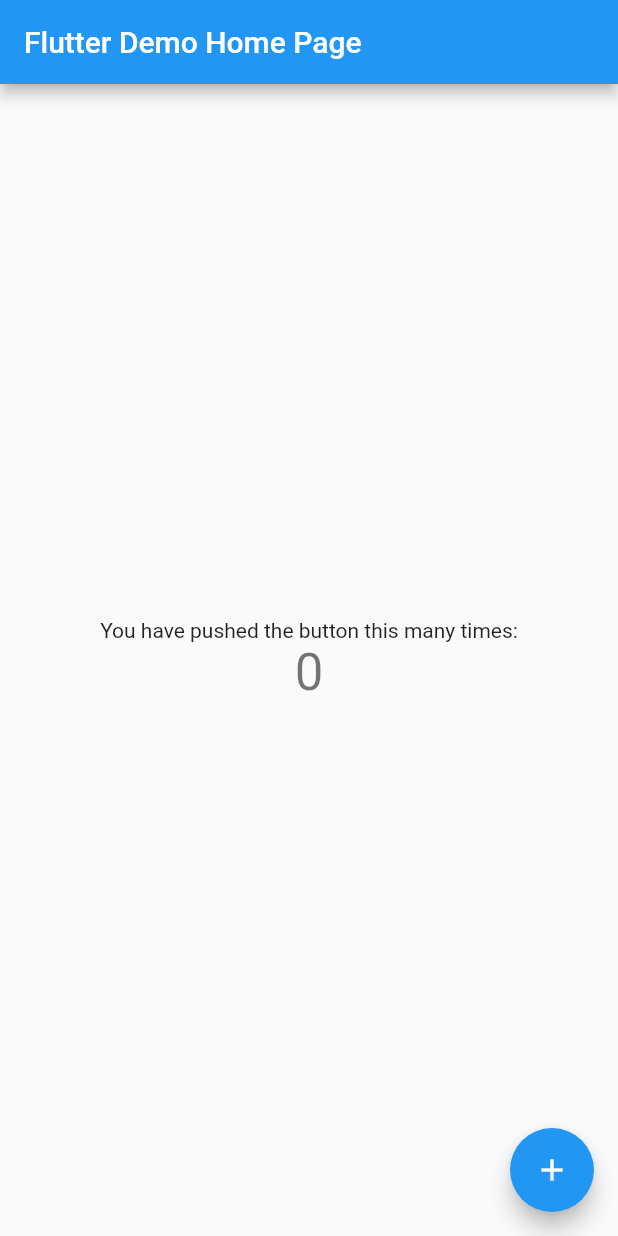
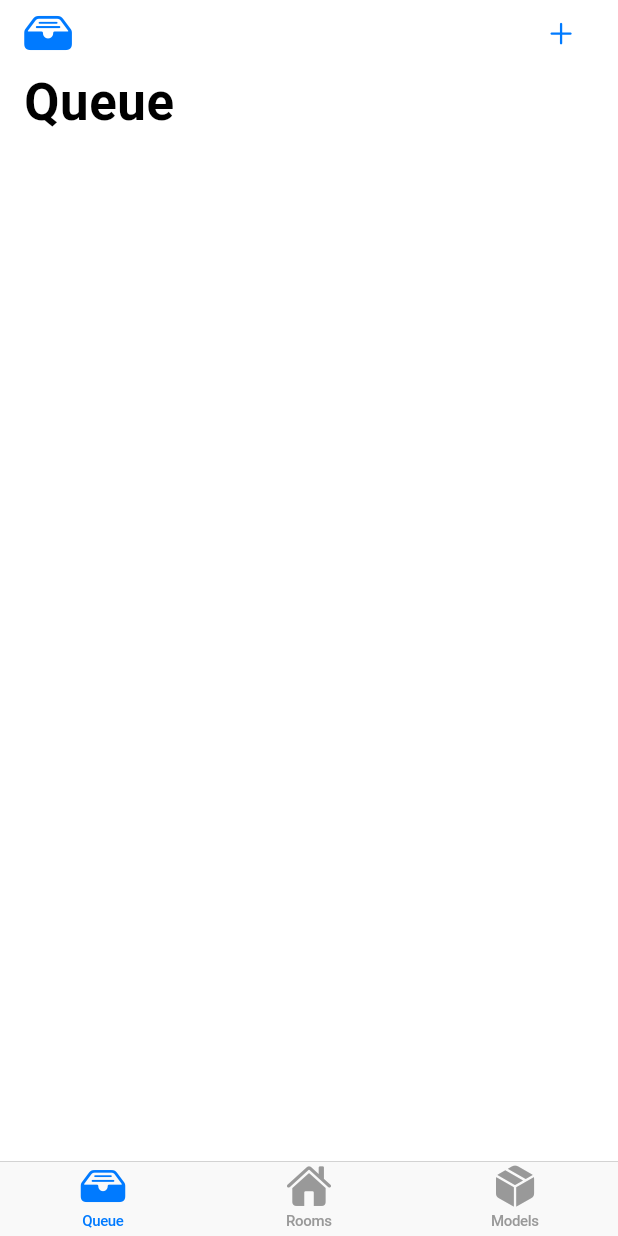
Before and after one commit to MixedRealityETHZ/vrra-mobile, a Flutter app: the screen it shows after launch, on a phone screen of 412 x 824 dp. Run offline on Flutter 3.47's test engine with Material 2 defaults, Android fonts, the phone set to English and light mode, and no system bars; our stand-ins replace file_picker.

Commit message:
feat: queue tab; task form

```diff
--- a/lib/main.dart
+++ b/lib/main.dart
@@ -1,4 +1,7 @@
+import 'package:flutter/cupertino.dart';
 import 'package:flutter/material.dart';
+
+import 'widgets/home_page.dart';
 
 void main() {
   runApp(const MyApp());
@@ -10,106 +13,10 @@
   // This widget is the root of your application.
   @override
   Widget build(BuildContext context) {
-    return MaterialApp(
-      title: 'Flutter Demo',
-      theme: ThemeData(
-        // This is the theme of your application.
-        //
-        // Try running your application with "flutter run". You'll see the
-        // application has a blue toolbar. Then, without quitting the app, try
-        // changing the primarySwatch below to Colors.green and then invoke
-        // "hot reload" (press "r" in the console where you ran "flutter run",
-        // or simply save your changes to "hot reload" in a Flutter IDE).
-        // Notice that the counter didn't reset back to zero; the application
-        // is not restarted.
-        primarySwatch: Colors.blue,
-      ),
-      home: const MyHomePage(title: 'Flutter Demo Home Page'),
+    return CupertinoApp(
+      title: 'VRRA',
+      theme: CupertinoThemeData(brightness: Brightness.light),
+      home: const HomePage(),
     );
   }
 }
-
-class MyHomePage extends StatefulWidget {
-  const MyHomePage({super.key, required this.title});
-
-  // This widget is the home page of your application. It is stateful, meaning
-  // that it has a State object (defined below) that contains fields that affect
-  // how it looks.
-
-  // This class is the configuration for the state. It holds the values (in this
-  // case the title) provided by the parent (in this case the App widget) and
-  // used by the build method of the State. Fields in a Widget subclass are
-  // always marked "final".
-
-  final String title;
-
-  @override
-  State<MyHomePage> createState() => _MyHomePageState();
-}
-
-class _MyHomePageState extends State<MyHomePage> {
-  int _counter = 0;
-
-  void _incrementCounter() {
-    setState(() {
-      // This call to setState tells the Flutter framework that something has
-      // changed in this State, which causes it to rerun the build method below
-      // so that the display can reflect the updated values. If we changed
-      // _counter without calling setState(), then the build method would not be
-      // called again, and so nothing would appear to happen.
-      _counter++;
-    });
-  }
-
-  @override
-  Widget build(BuildContext context) {
-    // This method is rerun every time setState is called, for instance as done
-    // by the _incrementCounter method above.
-    //
-    // The Flutter framework has been optimized to make rerunning build methods
-    // fast, so that you can just rebuild anything that needs updating rather
-    // than having to individually change instances of widgets.
-    return Scaffold(
-      appBar: AppBar(
-        // Here we take the value from the MyHomePage object that was created by
-        // the App.build method, and use it to set our appbar title.
-        title: Text(widget.title),
-      ),
-      body: Center(
-        // Center is a layout widget. It takes a single child and positions it
-        // in the middle of the parent.
-        child: Column(
-          // Column is also a layout widget. It takes a list of children and
-          // arranges them vertically. By default, it sizes itself to fit its
-          // children horizontally, and tries to be as tall as its parent.
-          //
-          // Invoke "debug painting" (press "p" in the console, choose the
-          // "Toggle Debug Paint" action from the Flutter Inspector in Android
-          // Studio, or the "Toggle Debug Paint" command in Visual Studio Code)
-          // to see the wireframe for each widget.
-          //
-          // Column has various properties to control how it sizes itself and
-          // how it positions its children. Here we use mainAxisAlignment to
-          // center the children vertically; the main axis here is the vertical
-          // axis because Columns are vertical (the cross axis would be
-          // horizontal).
-          mainAxisAlignment: MainAxisAlignment.center,
-          children: <Widget>[
-            const Text(
-              'You have pushed the button this many times:',
-            ),
-            Text(
-              '$_counter',
-              style: Theme.of(context).textTheme.headline4,
-            ),
-          ],
-        ),
-      ),
-      floatingActionButton: FloatingActionButton(
-        onPressed: _incrementCounter,
-        tooltip: 'Increment',
-        child: const Icon(Icons.add),
-      ), // This trailing comma makes auto-formatting nicer for build methods.
-    );
-  }
-}
--- /dev/null
+++ b/lib/widgets/home_page.dart
@@ -0,0 +1,55 @@
+import 'package:flutter/cupertino.dart';
+import 'package:vrra_flutter/widgets/queue_tab.dart';
+
+class HomePage extends StatelessWidget {
+  const HomePage({Key? key}) : super(key: key);
+
+  @override
+  Widget build(BuildContext context) {
+    return CupertinoTabScaffold(
+      tabBar: CupertinoTabBar(
+        items: const <BottomNavigationBarItem>[
+          BottomNavigationBarItem(
+            icon: Icon(CupertinoIcons.tray_full_fill),
+            label: 'Queue',
+          ),
+          BottomNavigationBarItem(
+            icon: Icon(CupertinoIcons.house_fill),
+            label: 'Rooms',
+          ),
+          BottomNavigationBarItem(
+            icon: Icon(CupertinoIcons.cube_box_fill),
+            label: 'Models',
+          ),
+        ],
+      ),
+      tabBuilder: (context, index) {
+        late final CupertinoTabView returnValue;
+        switch (index) {
+          case 0:
+            returnValue = CupertinoTabView(builder: (context) {
+              return const CupertinoPageScaffold(
+                child: QueueTab(),
+              );
+            });
+            break;
+          case 1:
+            returnValue = CupertinoTabView(builder: (context) {
+              return const CupertinoPageScaffold(
+                child: QueueTab(),
+              );
+            });
+            break;
+          case 2:
+            returnValue = CupertinoTabView(builder: (context) {
+              return const CupertinoPageScaffold(
+                child: QueueTab(),
+              );
+            });
+            break;
+        }
+        return returnValue;
+      },
+    );
+  }
+}
--- /dev/null
+++ b/lib/widgets/queue_tab.dart
@@ -0,0 +1,75 @@
+import 'package:file_picker/file_picker.dart';
+import 'package:flutter/cupertino.dart';
+import 'package:vrra_flutter/models/queue.dart';
+
+import '../api.dart';
+import 'task_form_page.dart';
+
+class QueueTab extends StatefulWidget {
+  const QueueTab({super.key});
+
+  @override
+  State<QueueTab> createState() => _QueueTabState();
+}
+
+class _QueueTabState extends State<QueueTab> {
+  final _api = Api.instance;
+
+  @override
+  Widget build(BuildContext context) {
+    return CustomScrollView(
+      // A list of sliver widgets.
+      slivers: <Widget>[
+        CupertinoSliverNavigationBar(
+          leading: Icon(CupertinoIcons.tray_full_fill),
+          // This title is visible in both collapsed and expanded states.
+          // When the "middle" parameter is omitted, the widget provided
+          // in the "largeTitle" parameter is used instead in the collapsed state.
+          largeTitle: Text('Queue'),
+          trailing: CupertinoButton(
+            padding: EdgeInsets.zero,
+            child: Icon(CupertinoIcons.add),
+            onPressed: () {
+              _addTask();
+            },
+          ),
+        ),
+        // This widget fills the remaining space in the viewport.
+        // Drag the scrollable area to collapse the CupertinoSliverNavigationBar.
+        CupertinoSliverRefreshControl(
+          onRefresh: () async {
+            await Future<void>.delayed(
+              const Duration(milliseconds: 1000),
+            );
+            setState(() {});
+          },
+        ),
+        // SliverList(
+        //   delegate: SliverChildBuilderDelegate(
+        //     (BuildContext context, int index) => items[index],
+        //     childCount: items.length,
+        //   ),
+        // ),
+      ],
+    );
+  }
+
+  Future<QueueItem?> _addTask() async {
+    var result = await FilePicker.platform.pickFiles(
+      type: FileType.custom,
+      allowedExtensions: ['zip'],
+      withData: true,
+    );
+    if (result == null) return null;
+    var file = result.files.first;
+    var item = await Navigator.of(context).push<QueueItem>(
+      CupertinoPageRoute(
+        title: "New Task",
+        builder: (context) => TaskFormPage(
+          file: file,
+        ),
+      ),
+    );
+    return item;
+  }
+}
--- a/pubspec.yaml
+++ b/pubspec.yaml
@@ -38,6 +38,7 @@
   cupertino_icons: ^1.0.2
   http: ^0.13.5
   json_annotation: ^4.7.0
+  file_picker: ^5.2.3
 
 dev_dependencies:
   flutter_test:
```
Also changed, not shown: lib/widgets/task_form_page.dart (added, +86 -0 lines), pubspec.lock, 10 other files.
